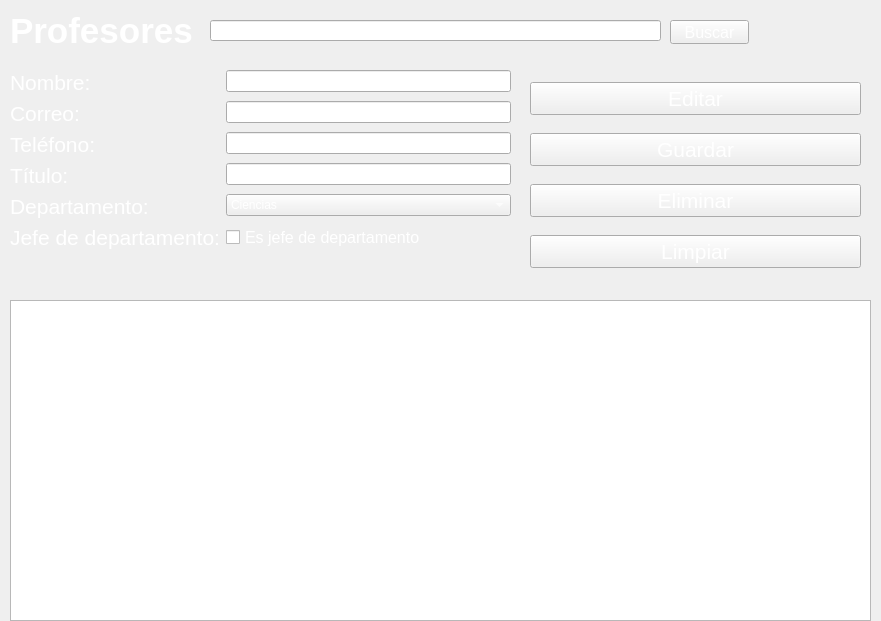
Before: the Qt Designer form app/view/ProfesorPage.ui in Orphereum/2DAM_DI_Universidad, drawn with Qt 5.
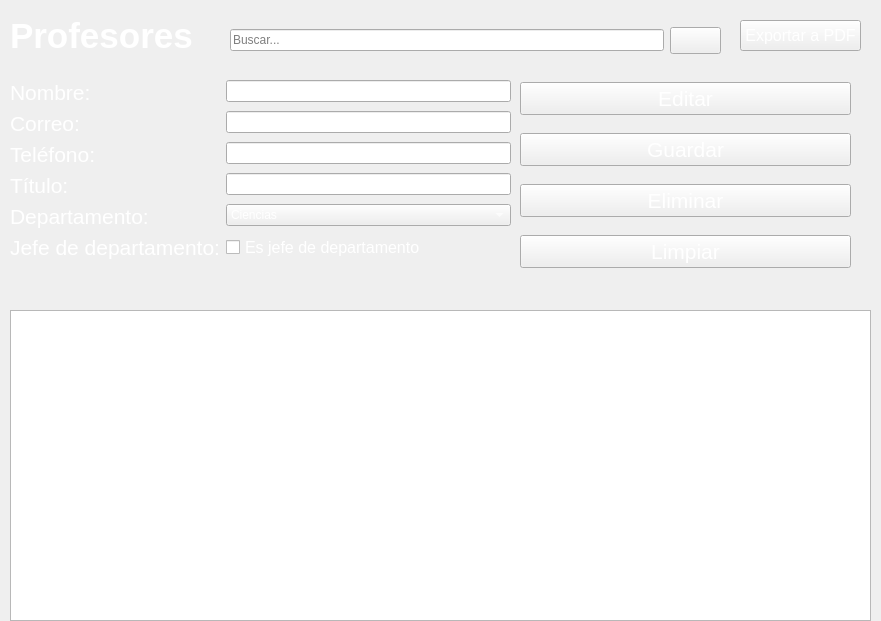
After: the same form once the commit is applied. Icons and pictures are not drawn.

What changed in the file:
```diff
--- a/app/view/ProfesorPage.ui
+++ b/app/view/ProfesorPage.ui
@@ -22,7 +22,7 @@
      <x>10</x>
      <y>10</y>
      <width>201</width>
-     <height>41</height>
+     <height>51</height>
     </rect>
    </property>
    <property name="font">
@@ -46,9 +46,9 @@
    <property name="geometry">
     <rect>
      <x>10</x>
-     <y>70</y>
+     <y>80</y>
      <width>501</width>
-     <height>211</height>
+     <height>227</height>
     </rect>
    </property>
    <layout class="QFormLayout" name="formLayout">
@@ -209,7 +209,7 @@
   <widget class="QWidget" name="verticalLayoutWidget">
    <property name="geometry">
     <rect>
-     <x>530</x>
+     <x>520</x>
      <y>70</y>
      <width>331</width>
      <height>211</height>
@@ -282,29 +282,19 @@
    <property name="geometry">
     <rect>
      <x>10</x>
-     <y>300</y>
+     <y>310</y>
      <width>861</width>
-     <height>321</height>
+     <height>311</height>
     </rect>
    </property>
   </widget>
-  <widget class="QLineEdit" name="lnBusqueda">
+  <widget class="QPushButton" name="pushButton">
    <property name="geometry">
     <rect>
-     <x>210</x>
+     <x>740</x>
      <y>20</y>
-     <width>451</width>
-     <height>21</height>
-    </rect>
-   </property>
-  </widget>
-  <widget class="QPushButton" name="btnBusqueda">
-   <property name="geometry">
-    <rect>
-     <x>670</x>
-     <y>20</y>
-     <width>79</width>
-     <height>24</height>
+     <width>121</width>
+     <height>31</height>
     </rect>
    </property>
    <property name="font">
@@ -313,13 +303,58 @@
     </font>
    </property>
    <property name="styleSheet">
-    <string notr="true">color: white
+    <string notr="true">color:white
 </string>
    </property>
    <property name="text">
-    <string>Buscar</string>
+    <string>Exportar a PDF</string>
    </property>
   </widget>
+  <widget class="QWidget" name="horizontalLayoutWidget">
+   <property name="geometry">
+    <rect>
+     <x>230</x>
+     <y>10</y>
+     <width>491</width>
+     <height>61</height>
+    </rect>
+   </property>
+   <layout class="QHBoxLayout" name="horizontalLayout">
+    <item>
+     <widget class="QLineEdit" name="lnBusqueda">
+      <property name="placeholderText">
+       <string>Buscar...</string>
+      </property>
+     </widget>
+    </item>
+    <item>
+     <widget class="QPushButton" name="btnBusqueda">
+      <property name="font">
+       <font>
+        <pointsize>12</pointsize>
+       </font>
+      </property>
+      <property name="styleSheet">
+       <string notr="true">color: white
+</string>
+      </property>
+      <property name="text">
+       <string/>
+      </property>
+      <property name="icon">
+       <iconset resource="../resources/resources.qrc">
+        <normaloff>:/icons/icons/icono_buscar.png</normaloff>:/icons/icons/icono_buscar.png</iconset>
+      </property>
+      <property name="iconSize">
+       <size>
+        <width>19</width>
+        <height>19</height>
+       </size>
+      </property>
+     </widget>
+    </item>
+   </layout>
+  </widget>
  </widget>
  <resources/>
  <connections/>
```
Left out of the diff: 4 changed lines with no effect on the pictures.
